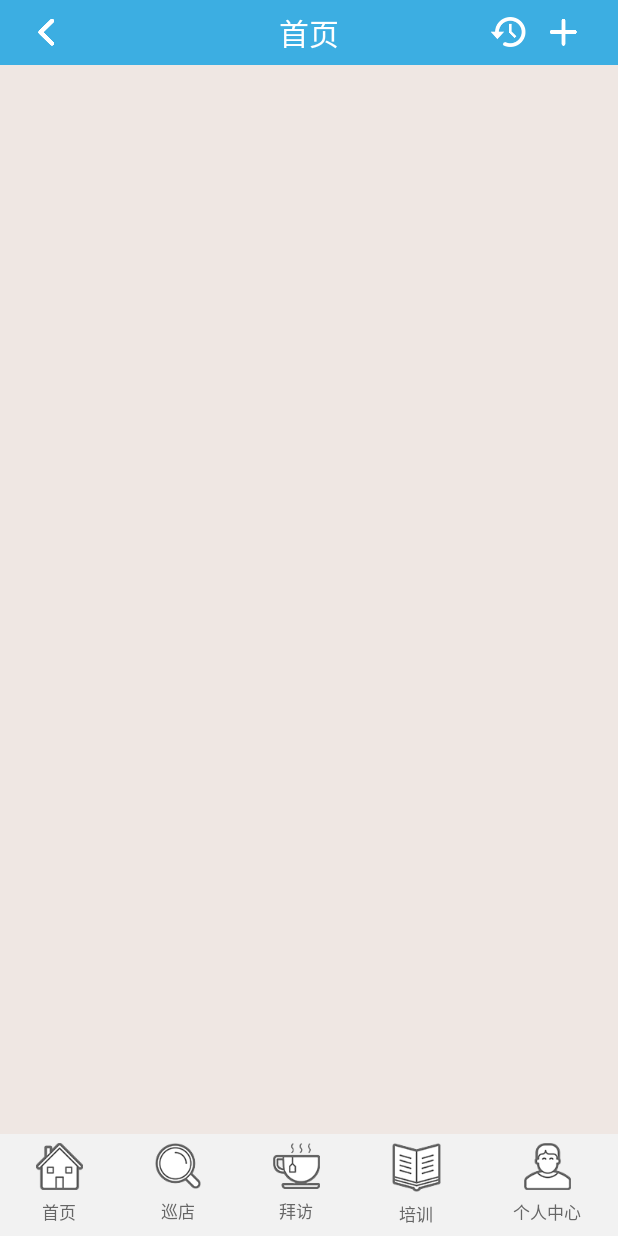
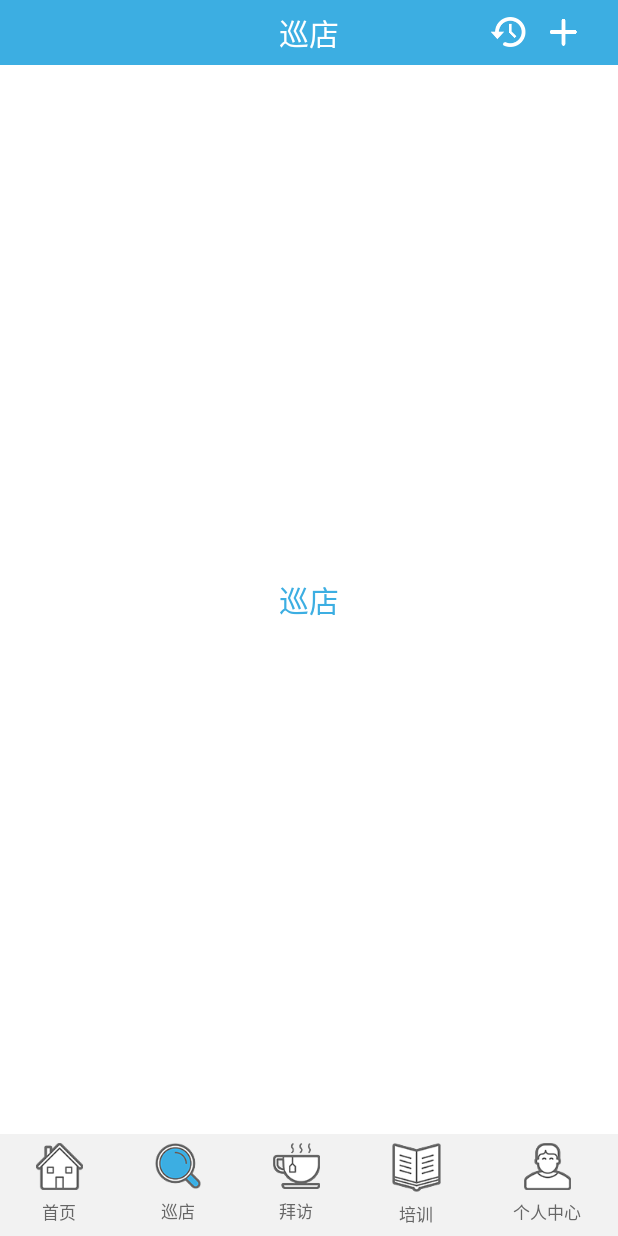
Before and after one commit to huanxingli/VisitShop, an Android app: the MainActivity screen opened directly, with no data from a screen before it, after a tap on an icon or button, on a phone screen of 412 x 824 dp. Run offline under Robolectric (Android 15) with nearby library versions, the phone set to English and light mode, and no system bars.

```diff
--- a/app/src/main/java/com/xiaomomo/visitshop/MainActivity.java
+++ b/app/src/main/java/com/xiaomomo/visitshop/MainActivity.java
@@ -1,9 +1,14 @@
 package com.xiaomomo.visitshop;
 
+
 import android.os.Bundle;
+import android.support.v4.app.Fragment;
+import android.support.v4.app.FragmentManager;
+import android.support.v4.app.FragmentPagerAdapter;
 import android.support.v4.view.ViewPager;
 import android.view.View;
 import android.widget.ImageView;
+import android.widget.TextView;
 
 import com.xiaomomo.visitshop.activity.BaseActivity;
 import com.xiaomomo.visitshop.fragment.HomeFragment;
@@ -12,7 +17,7 @@ import com.xiaomomo.visitshop.fragment.ShopFragment;
 import com.xiaomomo.visitshop.fragment.TrainFragment;
 import com.xiaomomo.visitshop.fragment.VisitFragment;
 
-public class MainActivity extends BaseActivity implements View.OnClickListener{
+public class MainActivity extends BaseActivity implements View.OnClickListener {
 
     private ImageView homeTabImage;//首页
     private ImageView shopTabImage;//巡店
@@ -20,6 +25,10 @@ public class MainActivity extends BaseActivity implements View.OnClickListener{
     private ImageView trainTabImage;//培训
     private ImageView meTabImage;//个人中心
     private ViewPager viewPager;
+    private TextView titleNameText;
+    private ImageView titleBackImage;
+    private ImageView titleAddImage;
+    private ImageView titleSaveImage;
 
     private HomeFragment homeFragment;
     private ShopFragment shopFragment;
@@ -27,12 +36,24 @@ public class MainActivity extends BaseActivity implements View.OnClickListener{
     private TrainFragment trainFragment;
     private MeFragment meFragment;
 
+    private static final int TAB_HOME = 0;
+    private static final int TAB_SHOP = 1;
+    private static final int TAB_VISIT = 2;
+    private static final int TAB_TRAIN = 3;
+    private static final int TAB_ME = 4;
+
+    private FragmentAdapter adapter;
+
+
+    private FragmentManager fragmentManager;
+
     @Override
     protected void onCreate(Bundle savedInstanceState) {
         super.onCreate(savedInstanceState);
         setContentView(R.layout.activity_main);
         initView();
         initFragment();
+        setSelect(TAB_HOME);
 
     }
 
@@ -62,22 +83,151 @@ public class MainActivity extends BaseActivity implements View.OnClickListener{
         trainTabImage.setOnClickListener(this);
         meTabImage.setOnClickListener(this);
 
+        titleNameText = (TextView) findViewById(R.id.title_name_text);
+        titleBackImage = (ImageView) findViewById(R.id.title_back_image);
+        titleAddImage = (ImageView) findViewById(R.id.title_add_image);
+        titleSaveImage = (ImageView) findViewById(R.id.title_save_image);
+
         viewPager = (ViewPager) findViewById(R.id.main_viewpager);
+        fragmentManager = getSupportFragmentManager();
+        adapter = new FragmentAdapter(fragmentManager);
+        viewPager.setAdapter(adapter);
+        viewPager.addOnPageChangeListener(new ViewPager.OnPageChangeListener() {
+            @Override
+            public void onPageScrolled(int position, float positionOffset, int positionOffsetPixels) {
+
+            }
+
+            @Override
+            public void onPageSelected(int position) {
+                switch (position){
+                    case TAB_HOME:
+                        setSelect(TAB_HOME);
+                        break;
+                    case TAB_SHOP:
+                        setSelect(TAB_SHOP);
+                        break;
+                    case TAB_VISIT:
+                        setSelect(TAB_VISIT);
+                        break;
+                    case TAB_TRAIN:
+                        setSelect(TAB_TRAIN);
+                        break;
+                    case TAB_ME:
+                        setSelect(TAB_ME);
+                        break;
+                }
+            }
+
+            @Override
+            public void onPageScrollStateChanged(int state) {
+
+            }
+        });
     }
 
     @Override
     public void onClick(View view) {
-        switch (view.getId()){
+        switch (view.getId()) {
             case R.id.home_image_view:
+                setSelect(TAB_HOME);
                 break;
             case R.id.shop_image_view:
+                setSelect(TAB_SHOP);
                 break;
             case R.id.visit_image_view:
+                setSelect(TAB_VISIT);
                 break;
             case R.id.train_image_view:
+                setSelect(TAB_TRAIN);
                 break;
             case R.id.me_image_view:
+                setSelect(TAB_ME);
                 break;
         }
     }
+
+    /**
+     * 根据当前的选择跳转到对应的fragment
+     * @param position
+     */
+    public void setSelect(int position) {
+        homeTabImage.setImageResource(R.drawable.menu_home_normal);
+        shopTabImage.setImageResource(R.drawable.menu_shop_normal);
+        visitTabImage.setImageResource(R.drawable.menu_visit_normal);
+        trainTabImage.setImageResource(R.drawable.menu_train_normal);
+        meTabImage.setImageResource(R.drawable.menu_me_normal);
+        switch (position) {
+            case TAB_HOME:
+                viewPager.setCurrentItem(TAB_HOME,false);
+                homeTabImage.setImageResource(R.drawable.menu_home_pressed);
+                titleNameText.setText(getResources().getString(R.string.tab_main));
+                titleAddImage.setVisibility(View.GONE);
+                titleSaveImage.setVisibility(View.GONE);
+                break;
+            case TAB_SHOP:
+                viewPager.setCurrentItem(TAB_SHOP,false);
+                shopTabImage.setImageResource(R.drawable.menu_shop_pressed);
+                titleNameText.setText(getResources().getString(R.string.tab_shop));
+                titleAddImage.setVisibility(View.VISIBLE);
+                titleSaveImage.setVisibility(View.VISIBLE);
+                break;
+            case TAB_VISIT:
+                viewPager.setCurrentItem(TAB_VISIT,false);
+                visitTabImage.setImageResource(R.drawable.menu_visit_pressed);
+                titleNameText.setText(getResources().getString(R.string.tab_visit));
+                titleAddImage.setVisibility(View.VISIBLE);
+                titleSaveImage.setVisibility(View.GONE);
+                break;
+            case TAB_TRAIN:
+                viewPager.setCurrentItem(TAB_TRAIN,false);
+                trainTabImage.setImageResource(R.drawable.menu_train_pressed);
+                titleNameText.setText(getResources().getString(R.string.tab_train));
+                titleAddImage.setVisibility(View.GONE);
+                titleSaveImage.setVisibility(View.GONE);
+                break;
+            case TAB_ME:
+                viewPager.setCurrentItem(TAB_ME,false);
+                meTabImage.setImageResource(R.drawable.menu_me_pressed);
+                titleNameText.setText(getResources().getString(R.string.tab_me));
+                titleAddImage.setVisibility(View.GONE);
+                titleSaveImage.setVisibility(View.GONE);
+                break;
+
+        }
+    }
+
+
+    /**
+     * viewpager的适配器
+     */
+    class FragmentAdapter extends FragmentPagerAdapter {
+
+        public FragmentAdapter(android.support.v4.app.FragmentManager fm) {
+            super(fm);
+        }
+
+        @Override
+        public Fragment getItem(int position) {
+            switch (position) {
+                case TAB_HOME:
+                    return homeFragment;
+                case TAB_SHOP:
+                    return shopFragment;
+                case TAB_VISIT:
+                    return visitFragment;
+                case TAB_TRAIN:
+                    return trainFragment;
+                case TAB_ME:
+                    return meFragment;
+                default:
+                    return null;
+            }
+        }
+
+        @Override
+        public int getCount() {
+            return 5;
+        }
+    }
 }
--- a/app/src/main/java/com/xiaomomo/visitshop/activity/BaseActivity.java
+++ b/app/src/main/java/com/xiaomomo/visitshop/activity/BaseActivity.java
@@ -1,14 +1,14 @@
 package com.xiaomomo.visitshop.activity;
 
-import android.app.Activity;
 import android.os.Bundle;
 import android.support.annotation.Nullable;
+import android.support.v4.app.FragmentActivity;
 
 /**
  * Created by Administrator on 2017/7/8.
  */
 
-public class BaseActivity extends Activity {
+public class BaseActivity extends FragmentActivity {
     @Override
     protected void onCreate(@Nullable Bundle savedInstanceState) {
         super.onCreate(savedInstanceState);
--- a/app/src/main/java/com/xiaomomo/visitshop/fragment/BaseFragment.java
+++ b/app/src/main/java/com/xiaomomo/visitshop/fragment/BaseFragment.java
@@ -1,6 +1,7 @@
 package com.xiaomomo.visitshop.fragment;
 
-import android.app.Fragment;
+
+import android.support.v4.app.Fragment;
 
 /**
  * Created by lihuanxing on 2017/7/23.
--- a/app/src/main/res/layout/main_tabs_layout.xml
+++ b/app/src/main/res/layout/main_tabs_layout.xml
@@ -19,7 +19,7 @@
             android:layout_width="wrap_content"
             android:layout_height="wrap_content"
             android:layout_centerHorizontal="true"
-            android:background="@drawable/menu_home_style" />
+            android:src="@drawable/menu_home_style" />
 
         <TextView
             android:layout_width="wrap_content"
@@ -44,7 +44,7 @@
             android:layout_width="wrap_content"
             android:layout_height="wrap_content"
             android:layout_centerHorizontal="true"
-            android:background="@drawable/menu_shop_normal" />
+            android:src="@drawable/menu_shop_normal" />
 
         <TextView
             android:layout_width="wrap_content"
--- a/app/src/main/res/layout/main_top_bar.xml
+++ b/app/src/main/res/layout/main_top_bar.xml
@@ -4,13 +4,14 @@
     android:layout_width="match_parent"
     android:layout_height="@dimen/title_bar_h">
 
-    <TextView
+    <ImageView
+        android:visibility="gone"
         android:layout_centerVertical="true"
         android:gravity="center"
         android:id="@+id/title_back_image"
         android:layout_width="wrap_content"
         android:layout_height="wrap_content"
-        android:drawableLeft="@drawable/title_bar_back"
+        android:src="@drawable/title_bar_back"
         android:layout_marginLeft="@dimen/title_bar_back_left"/>
 
     <TextView
```
Also changed, not shown: app/src/main/java/com/xiaomomo/visitshop/adapter/MainViewPagerAdapter.java (added, +27 -0 lines).
